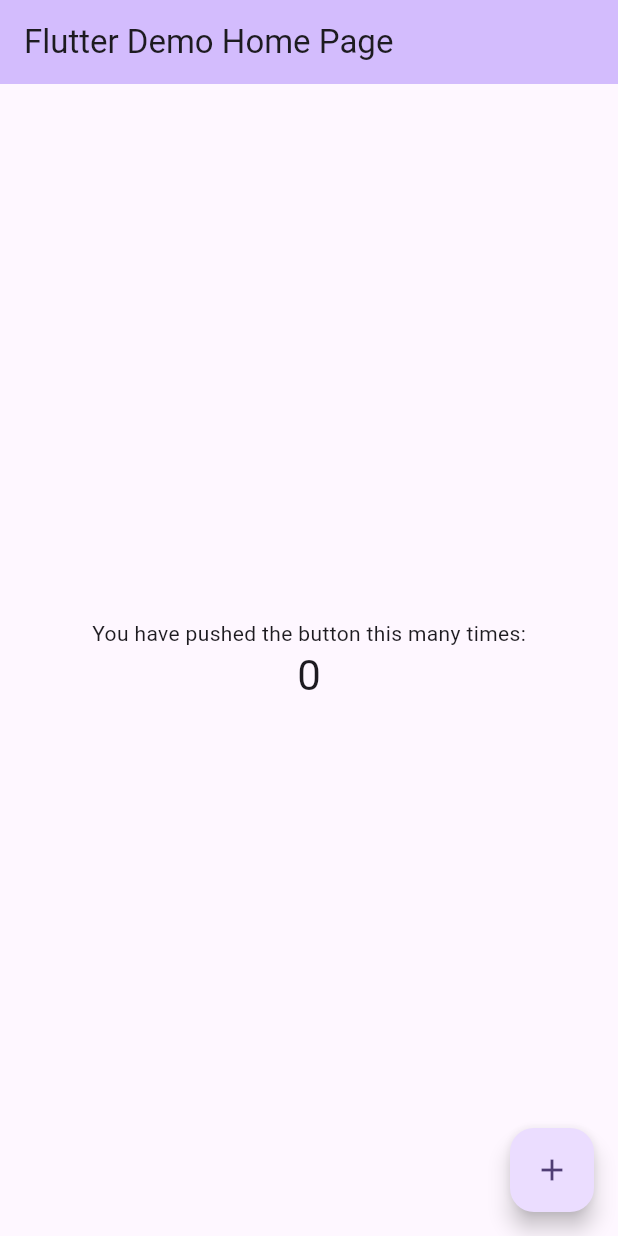
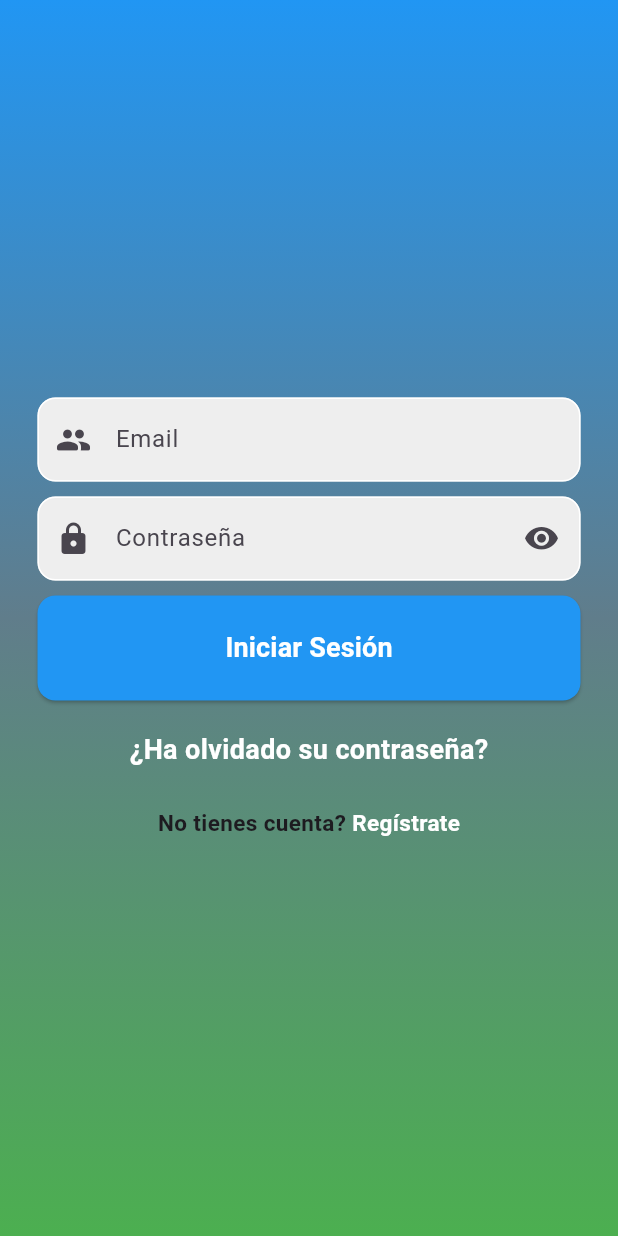
Before and after one commit to anibalv13/register_and_login, a Flutter app: the screen it shows after launch, on a phone screen of 412 x 824 dp. Run offline on Flutter 3.47's test engine with Material 2 defaults, Android fonts, the phone set to English and light mode, and no system bars.

Commit message:
TextFields and buttons

```diff
--- a/lib/main.dart
+++ b/lib/main.dart
@@ -7,119 +7,195 @@ void main() {
 class MyApp extends StatelessWidget {
   const MyApp({super.key});
 
-  // This widget is the root of your application.
   @override
   Widget build(BuildContext context) {
     return MaterialApp(
-      title: 'Flutter Demo',
+      debugShowCheckedModeBanner: false,
+      title: 'Register and Login',
       theme: ThemeData(
-        // This is the theme of your application.
-        //
-        // TRY THIS: Try running your application with "flutter run". You'll see
-        // the application has a blue toolbar. Then, without quitting the app,
-        // try changing the seedColor in the colorScheme below to Colors.green
-        // and then invoke "hot reload" (save your changes or press the "hot
-        // reload" button in a Flutter-supported IDE, or press "r" if you used
-        // the command line to start the app).
-        //
-        // Notice that the counter didn't reset back to zero; the application
-        // state is not lost during the reload. To reset the state, use hot
-        // restart instead.
-        //
-        // This works for code too, not just values: Most code changes can be
-        // tested with just a hot reload.
         colorScheme: ColorScheme.fromSeed(seedColor: Colors.deepPurple),
         useMaterial3: true,
       ),
-      home: const MyHomePage(title: 'Flutter Demo Home Page'),
+      home: const MyHomePage(),
     );
   }
 }
 
 class MyHomePage extends StatefulWidget {
-  const MyHomePage({super.key, required this.title});
-
-  // This widget is the home page of your application. It is stateful, meaning
-  // that it has a State object (defined below) that contains fields that affect
-  // how it looks.
-
-  // This class is the configuration for the state. It holds the values (in this
-  // case the title) provided by the parent (in this case the App widget) and
-  // used by the build method of the State. Fields in a Widget subclass are
-  // always marked "final".
-
-  final String title;
+  const MyHomePage({
+    super.key,
+  });
 
   @override
   State<MyHomePage> createState() => _MyHomePageState();
 }
 
 class _MyHomePageState extends State<MyHomePage> {
-  int _counter = 0;
+  final textFieldFocusNode = FocusNode();
+  bool _obscured = true;
 
-  void _incrementCounter() {
+  void _toggleObscured() {
     setState(() {
-      // This call to setState tells the Flutter framework that something has
-      // changed in this State, which causes it to rerun the build method below
-      // so that the display can reflect the updated values. If we changed
-      // _counter without calling setState(), then the build method would not be
-      // called again, and so nothing would appear to happen.
-      _counter++;
+      _obscured = !_obscured;
+      if (textFieldFocusNode.hasPrimaryFocus) {
+        return;
+      } // If focus is on text field, dont unfocus
+      textFieldFocusNode.canRequestFocus =
+          false; // Prevents focus if tap on eye
     });
   }
 
   @override
   Widget build(BuildContext context) {
-    // This method is rerun every time setState is called, for instance as done
-    // by the _incrementCounter method above.
-    //
-    // The Flutter framework has been optimized to make rerunning build methods
-    // fast, so that you can just rebuild anything that needs updating rather
-    // than having to individually change instances of widgets.
     return Scaffold(
-      appBar: AppBar(
-        // TRY THIS: Try changing the color here to a specific color (to
-        // Colors.amber, perhaps?) and trigger a hot reload to see the AppBar
-        // change color while the other colors stay the same.
-        backgroundColor: Theme.of(context).colorScheme.inversePrimary,
-        // Here we take the value from the MyHomePage object that was created by
-        // the App.build method, and use it to set our appbar title.
-        title: Text(widget.title),
-      ),
+      backgroundColor: Colors.transparent,
       body: Center(
-        // Center is a layout widget. It takes a single child and positions it
-        // in the middle of the parent.
-        child: Column(
-          // Column is also a layout widget. It takes a list of children and
-          // arranges them vertically. By default, it sizes itself to fit its
-          // children horizontally, and tries to be as tall as its parent.
-          //
-          // Column has various properties to control how it sizes itself and
-          // how it positions its children. Here we use mainAxisAlignment to
-          // center the children vertically; the main axis here is the vertical
-          // axis because Columns are vertical (the cross axis would be
-          // horizontal).
-          //
-          // TRY THIS: Invoke "debug painting" (choose the "Toggle Debug Paint"
-          // action in the IDE, or press "p" in the console), to see the
-          // wireframe for each widget.
-          mainAxisAlignment: MainAxisAlignment.center,
-          children: <Widget>[
-            const Text(
-              'You have pushed the button this many times:',
+          child: Stack(
+        children: [
+          Center(
+            child: Container(
+              decoration: const BoxDecoration(
+                gradient: LinearGradient(
+                  colors: [
+                    Color.fromRGBO(33, 150, 243, 100),
+                    Colors.blueGrey,
+                    Colors.green
+                  ],
+                  begin: Alignment.topCenter,
+                  end: Alignment.bottomCenter,
+                ),
+              ),
+              width: MediaQuery.of(context).size.width,
+              height: MediaQuery.of(context).size.height,
             ),
-            Text(
-              '$_counter',
-              style: Theme.of(context).textTheme.headlineMedium,
-            ),
-          ],
-        ),
-      ),
-      floatingActionButton: FloatingActionButton(
-        onPressed: _incrementCounter,
-        tooltip: 'Increment',
-        child: const Icon(Icons.add),
-      ), // This trailing comma makes auto-formatting nicer for build methods.
+          ),
+          Center(
+              child: SingleChildScrollView(
+                  child: Column(
+                      mainAxisAlignment: MainAxisAlignment.center,
+                      children: [
+                Padding(
+                  padding: const EdgeInsets.symmetric(horizontal: 25.0),
+                  child: TextField(
+                    /* controller: _userController, */
+                    decoration: InputDecoration(
+                        enabledBorder: OutlineInputBorder(
+                            borderSide: const BorderSide(color: Colors.white),
+                            borderRadius: BorderRadius.circular(12)),
+                        focusedBorder: OutlineInputBorder(
+                            borderSide: const BorderSide(color: Colors.blue),
+                            borderRadius: BorderRadius.circular(12)),
+                        hintText: 'Email',
+                        prefixIcon: const Icon(Icons.people_rounded, size: 24),
+                        fillColor: Colors.grey[200],
+                        filled: true),
+                  ),
+                ),
+                const SizedBox(
+                  height: 10,
+                ),
+                //Contraseña
+                Padding(
+                  padding: const EdgeInsets.symmetric(horizontal: 25.0),
+                  child: TextField(
+                    keyboardType: TextInputType.visiblePassword,
+                    obscureText: _obscured,
+                    focusNode: textFieldFocusNode,
+                    /* controller: _passwordController, */
+                    decoration: InputDecoration(
+                        enabledBorder: OutlineInputBorder(
+                            borderSide: const BorderSide(color: Colors.white),
+                            borderRadius: BorderRadius.circular(12)),
+                        focusedBorder: OutlineInputBorder(
+                            borderSide: const BorderSide(color: Colors.blue),
+                            borderRadius: BorderRadius.circular(12)),
+                        hintText: 'Contraseña',
+                        fillColor: Colors.grey[200],
+                        filled: true,
+                        prefixIcon: const Icon(Icons.lock_rounded, size: 24),
+                        suffixIcon: Padding(
+                          padding: const EdgeInsets.fromLTRB(0, 0, 4, 0),
+                          child: GestureDetector(
+                            onTap: _toggleObscured,
+                            child: Icon(
+                              _obscured
+                                  ? Icons.visibility_rounded
+                                  : Icons.visibility_off_rounded,
+                              size: 24,
+                            ),
+                          ),
+                        )),
+                  ),
+                ),
+                const SizedBox(
+                  height: 10,
+                ),
+                Padding(
+                  padding: const EdgeInsets.symmetric(horizontal: 25.0),
+                  child: ElevatedButton(
+                    onPressed: () {},
+                    style: ElevatedButton.styleFrom(
+                      backgroundColor: Colors.blue,
+                      minimumSize: Size(MediaQuery.of(context).size.width,
+                          70), // Tamaño mínimo del botón
+                      padding: const EdgeInsets.all(
+                          10), // Espaciado interno del botón
+                      shape: RoundedRectangleBorder(
+                        borderRadius: BorderRadius.circular(12),
+                      ),
+                    ),
+                    child: const Text(
+                      'Iniciar Sesión',
+                      style: TextStyle(
+                          color: Colors.white,
+                          fontWeight: FontWeight.bold,
+                          fontSize: 18),
+                    ),
+                  ),
+                ),
+                const SizedBox(
+                  height: 20,
+                ),
+                Row(
+                    mainAxisAlignment: MainAxisAlignment.spaceEvenly,
+                    children: [
+                      GestureDetector(
+                        onTap: () {},
+                        child: const Text(
+                          '¿Ha olvidado su contraseña?',
+                          style: TextStyle(
+                              color: Colors.white,
+                              fontWeight: FontWeight.bold,
+                              fontSize: 18),
+                        ),
+                      )
+                    ]),
+                const SizedBox(
+                  height: 25,
+                ),
+                Row(
+                  mainAxisAlignment: MainAxisAlignment.center,
+                  children: [
+                    const Text(
+                      'No tienes cuenta?',
+                      style:
+                          TextStyle(fontWeight: FontWeight.bold, fontSize: 15),
+                    ),
+                    GestureDetector(
+                      onTap: () {},
+                      child: const Text(
+                        ' Regístrate',
+                        style: TextStyle(
+                            color: Colors.white,
+                            fontWeight: FontWeight.bold,
+                            fontSize: 15),
+                      ),
+                    )
+                  ],
+                )
+              ])))
+        ],
+      )),
     );
   }
 }
```
